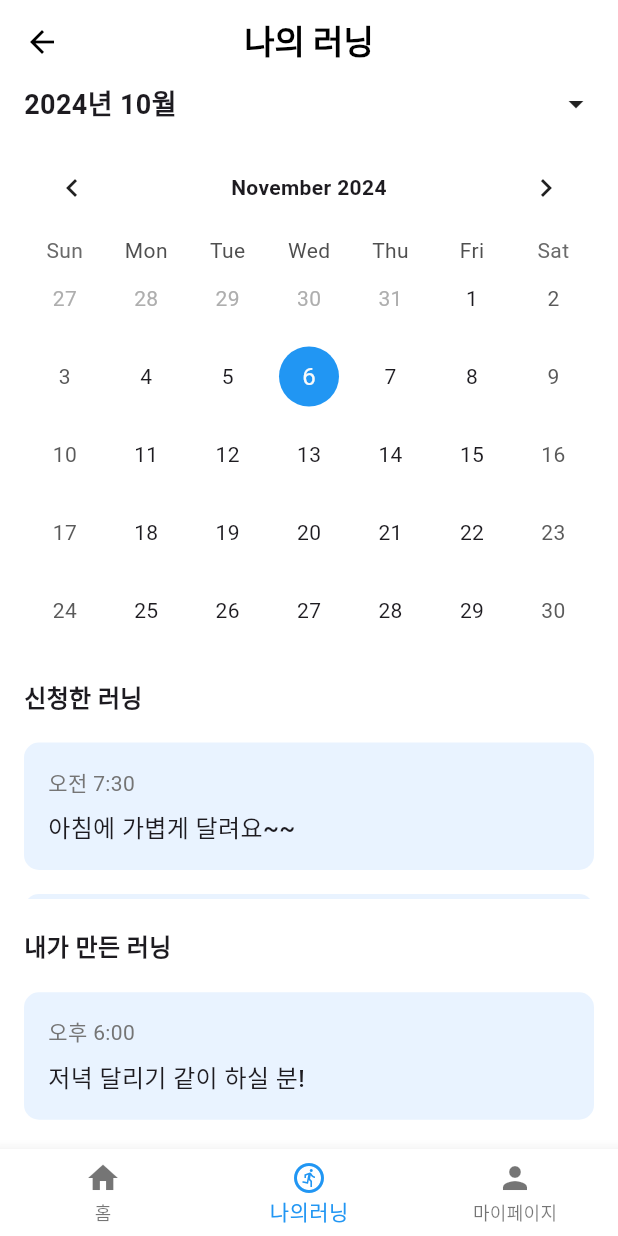
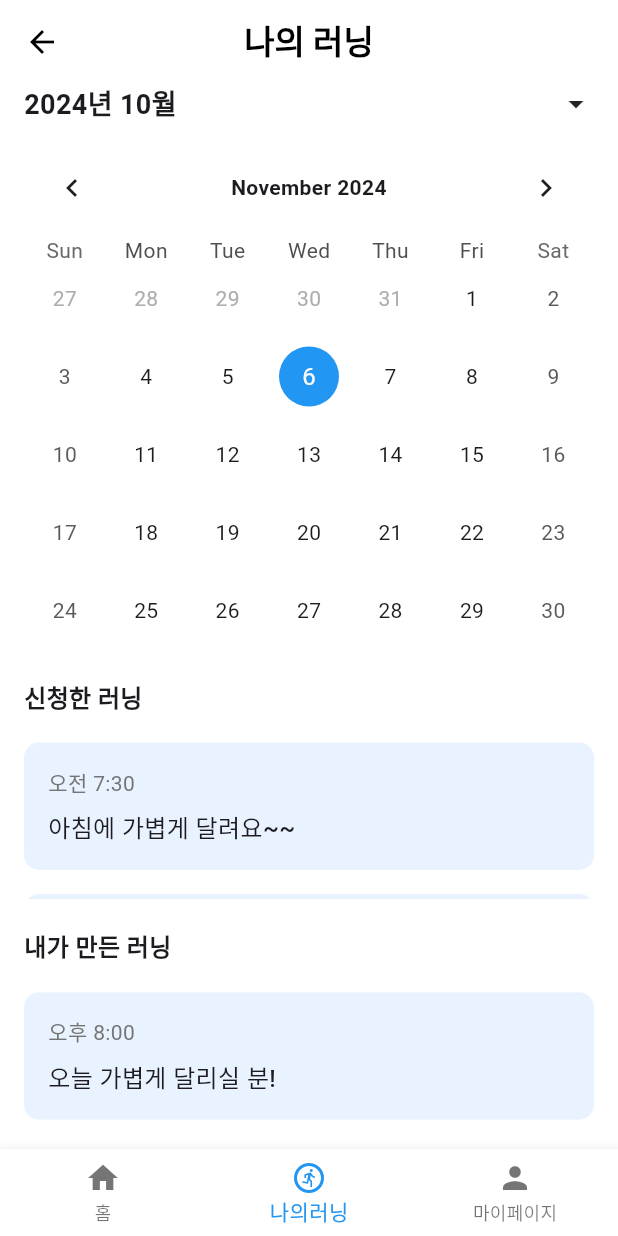
Before and after one commit to 9oormthonDKU/Frontend, a Flutter app: the AppliedRunningPage screen opened directly, on a phone screen of 412 x 824 dp. Run offline on Flutter 3.47's test engine with Material 3 defaults, Android fonts, the phone set to English and light mode, and no system bars; drawn by our look-alikes of table_calendar; our stand-ins replace image_picker; accounts and stored records are empty.

Commit message:
chore: 문구 수정
chore: 문구 수정

```diff
--- a/goormthonfe/lib/views/applied_running_view.dart
+++ b/goormthonfe/lib/views/applied_running_view.dart
@@ -203,8 +203,8 @@ class AppliedRunningPage extends StatelessWidget {
   List<RunningSession> _getMockCreatedSessions() {
     return [
       RunningSession(
-        time: "오후 6:00",
-        description: "저녁 달리기 같이 하실 분!",
+        time: "오후 8:00",
+        description: "오늘 가볍게 달리실 분!",
         createdBy: User(userId: "3", userName: "박영희"),
         isCreatedByUser: true,
       ),
```
